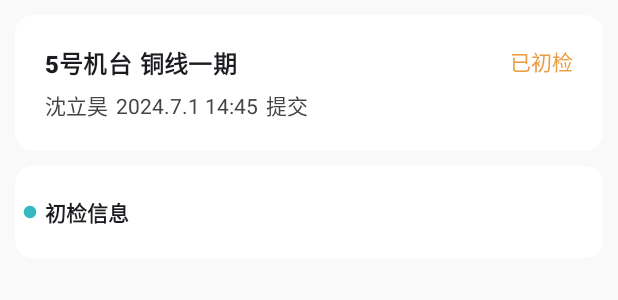
After one commit to bczhc/czttgd-android, an Android app: the layout activity_inspection_details.xml on its own in the app's theme, with its tools: preview values and no code run, on a phone screen of 412 x 824 dp. The commit adds this screen. Shown: the top 300 px of the screen. Run offline under Robolectric (Android 15) with nearby library versions, the phone set to English and light mode, and no system bars.

Commit message:
InspectionDetailsActivity: display data

```diff
--- a/app/src/main/java/com/czttgd/android/zhijian/ui/fragments/InspectionRecordsFragment.kt
+++ b/app/src/main/java/com/czttgd/android/zhijian/ui/fragments/InspectionRecordsFragment.kt
@@ -62,7 +62,7 @@ class InspectionRecordsFragment : Fragment() {
 
             listAdapter.setOnItemClickListener { position, view ->
                 val id = itemData[position].id
-
+                detailsLauncher.launch(id)
             }
 
             iv.setOnClickListener {
@@ -95,7 +95,7 @@ class InspectionRecordsFragment : Fragment() {
                         result.onSuccess {
                             val items = it.data ?: arrayOf()
                             items.sortByDescending { x ->
-                                dbDateFormatter.parse(x.creationTime)
+                                dbDateFormatter.parse(x.creationTime)!!
                             }
                             itemData.clear()
                             itemData.addAll(it.data ?: arrayOf())
@@ -167,7 +167,7 @@ class InspectionRecordsFragment : Fragment() {
                         }
                     }
 
-                    val date = dbDateFormatter.parse(item.creationTime)
+                    val date = dbDateFormatter.tryParse(item.creationTime)
                     date?.let {
                         dateTv.text = cardDateFormatter.format(it)
                     }
--- /dev/null
+++ b/app/src/main/res/drawable/disk.xml
@@ -0,0 +1,9 @@
+<vector xmlns:android="http://schemas.android.com/apk/res/android"
+    android:width="200dp"
+    android:height="200dp"
+    android:viewportWidth="1024"
+    android:viewportHeight="1024">
+  <path
+      android:fillColor="#34b9c0"
+      android:pathData="M938.7,512A426.7,426.7 0,1 1,512 85.3a426.7,426.7 0,0 1,426.7 426.7z"/>
+</vector>
--- /dev/null
+++ b/app/src/main/res/layout/activity_inspection_details.xml
@@ -0,0 +1,164 @@
+<?xml version="1.0" encoding="utf-8"?>
+<RelativeLayout xmlns:android="http://schemas.android.com/apk/res/android"
+    xmlns:app="http://schemas.android.com/apk/res-auto"
+    xmlns:tools="http://schemas.android.com/tools"
+    android:layout_width="match_parent"
+    android:layout_height="match_parent">
+
+    <ScrollView
+        android:layout_width="match_parent"
+        android:layout_height="match_parent"
+        android:layout_above="@id/bottom_rl">
+
+        <LinearLayout
+            android:layout_width="match_parent"
+            android:layout_height="wrap_content"
+            android:orientation="vertical"
+            android:padding="10dp">
+
+            <com.google.android.material.card.MaterialCardView
+                android:layout_width="match_parent"
+                android:layout_height="wrap_content"
+                app:cardElevation="0dp"
+                app:strokeWidth="0dp">
+
+                <LinearLayout
+                    android:layout_width="match_parent"
+                    android:layout_height="wrap_content"
+                    android:background="@color/white"
+                    android:orientation="vertical"
+                    android:padding="20dp">
+
+                    <RelativeLayout
+                        android:layout_width="match_parent"
+                        android:layout_height="wrap_content">
+
+                        <TextView
+                            android:id="@+id/device_tv"
+                            android:layout_width="wrap_content"
+                            android:layout_height="wrap_content"
+                            android:textAppearance="?textAppearanceTitleMedium"
+                            android:textStyle="bold"
+                            tools:text="5号机台" />
+
+                        <TextView
+                            android:id="@+id/stage_tv"
+                            android:layout_width="wrap_content"
+                            android:layout_height="wrap_content"
+                            android:layout_marginStart="5dp"
+                            android:layout_toStartOf="@id/inspect_tv"
+                            android:layout_toEndOf="@id/device_tv"
+                            android:textAppearance="?textAppearanceTitleMedium"
+                            android:textStyle="bold"
+                            tools:text="铜线一期" />
+
+                        <TextView
+                            android:id="@+id/inspect_tv"
+                            android:layout_width="wrap_content"
+                            android:layout_height="wrap_content"
+                            android:layout_alignParentEnd="true"
+                            tools:text="已初检"
+                            tools:textColor="@color/inspection_records_inspect_a" />
+                    </RelativeLayout>
+
+                    <LinearLayout
+                        android:layout_width="match_parent"
+                        android:layout_height="wrap_content"
+                        android:layout_marginTop="5dp"
+                        android:orientation="horizontal">
+
+                        <TextView
+                            android:id="@+id/creator_tv"
+                            android:layout_width="wrap_content"
+                            android:layout_height="wrap_content"
+                            android:textColor="@color/inspection_records_user"
+                            tools:text="沈立昊" />
+
+                        <View
+                            android:layout_width="5dp"
+                            android:layout_height="0dp" />
+
+                        <TextView
+                            android:id="@+id/time_tv"
+                            android:layout_width="wrap_content"
+                            android:layout_height="wrap_content"
+                            android:textColor="@color/inspection_records_user"
+                            tools:text="2024.7.1 14:45" />
+
+                        <View
+                            android:layout_width="5dp"
+                            android:layout_height="0dp" />
+
+                        <TextView
+                            android:layout_width="wrap_content"
+                            android:layout_height="wrap_content"
+                            android:text="提交"
+                            android:textColor="@color/inspection_records_user" />
+                    </LinearLayout>
+                </LinearLayout>
+            </com.google.android.material.card.MaterialCardView>
+
+            <com.google.android.material.card.MaterialCardView
+                android:layout_width="match_parent"
+                android:layout_height="wrap_content"
+                android:layout_marginTop="10dp"
+                app:cardElevation="0dp"
+                app:strokeWidth="0dp">
+
+                <LinearLayout
+                    android:layout_width="match_parent"
+                    android:layout_height="wrap_content"
+                    android:background="@color/white"
+                    android:orientation="vertical"
+                    android:paddingVertical="20dp">
+
+                    <LinearLayout
+                        android:layout_width="wrap_content"
+                        android:layout_height="wrap_content"
+                        android:gravity="center_vertical"
+                        android:orientation="horizontal">
+
+                        <ImageView
+                            android:layout_width="20dp"
+                            android:layout_height="20dp"
+                            android:background="@color/white"
+                            android:scaleType="fitXY"
+                            android:scaleX="0.5"
+                            android:scaleY="0.5"
+                            android:src="@drawable/disk" />
+
+                        <TextView
+                            android:id="@+id/inspection_card_title"
+                            android:layout_width="wrap_content"
+                            android:layout_height="wrap_content"
+                            android:textAppearance="?textAppearanceTitleSmall"
+                            android:textStyle="bold"
+                            tools:text="初检信息" />
+                    </LinearLayout>
+
+                    <LinearLayout
+                        android:id="@+id/fields_ll"
+                        android:layout_width="match_parent"
+                        android:layout_height="wrap_content"
+                        android:orientation="vertical"
+                        android:paddingHorizontal="20dp" />
+
+                </LinearLayout>
+            </com.google.android.material.card.MaterialCardView>
+        </LinearLayout>
+    </ScrollView>
+
+    <RelativeLayout
+        android:id="@+id/bottom_rl"
+        android:layout_width="match_parent"
+        android:layout_height="wrap_content"
+        android:layout_alignParentBottom="true"
+        android:padding="20dp"
+        android:visibility="gone">
+
+        <com.google.android.material.button.MaterialButton
+            android:layout_width="match_parent"
+            android:layout_height="wrap_content"
+            android:text="修改" />
+    </RelativeLayout>
+</RelativeLayout>
--- a/app/src/main/res/values/themes.xml
+++ b/app/src/main/res/values/themes.xml
@@ -6,6 +6,7 @@
         <item name="android:colorBackground">@color/main_page_surface</item>
         <item name="android:statusBarColor">@color/main_page_surface</item>
         <item name="android:windowLightStatusBar">true</item>
+        <item name="elevationOverlayEnabled">false</item>
     </style>
 
     <style name="Theme.App.MainPage" parent="Theme.App.Base">
@@ -52,7 +53,6 @@
         <item name="android:statusBarColor">@color/white</item>
         <item name="colorOnSurfaceVariant">#101010</item>
         <item name="colorSurface">@color/white</item>
-        <item name="elevationOverlayEnabled">false</item>
     </style>
 
     <style name="TextAppearance.App.FormTextHint" parent="TextAppearance.Material3.BodySmall">
```
Also changed, not shown: app/src/main/AndroidManifest.xml (+9 -0 lines), app/src/main/java/com/czttgd/android/zhijian/App.kt (+8 -0 lines), app/src/main/java/com/czttgd/android/zhijian/data/Inspection.kt (+15 -7 lines), app/src/main/java/com/czttgd/android/zhijian/ui/InspectionDetailsActivity.kt (+123 -7 lines), app/src/main/java/com/czttgd/android/zhijian/ui/MainActivity.kt (+5 -5 lines), app/src/main/java/com/czttgd/android/zhijian/utils/Date.kt (added, +10 -0 lines), app/src/main/res/layout/inspection_details_field.xml (added, +24 -0 lines), app/src/main/res/values/arrays.xml (+25 -0 lines), app/src/main/res/values/strings.xml (+8 -1 lines).
